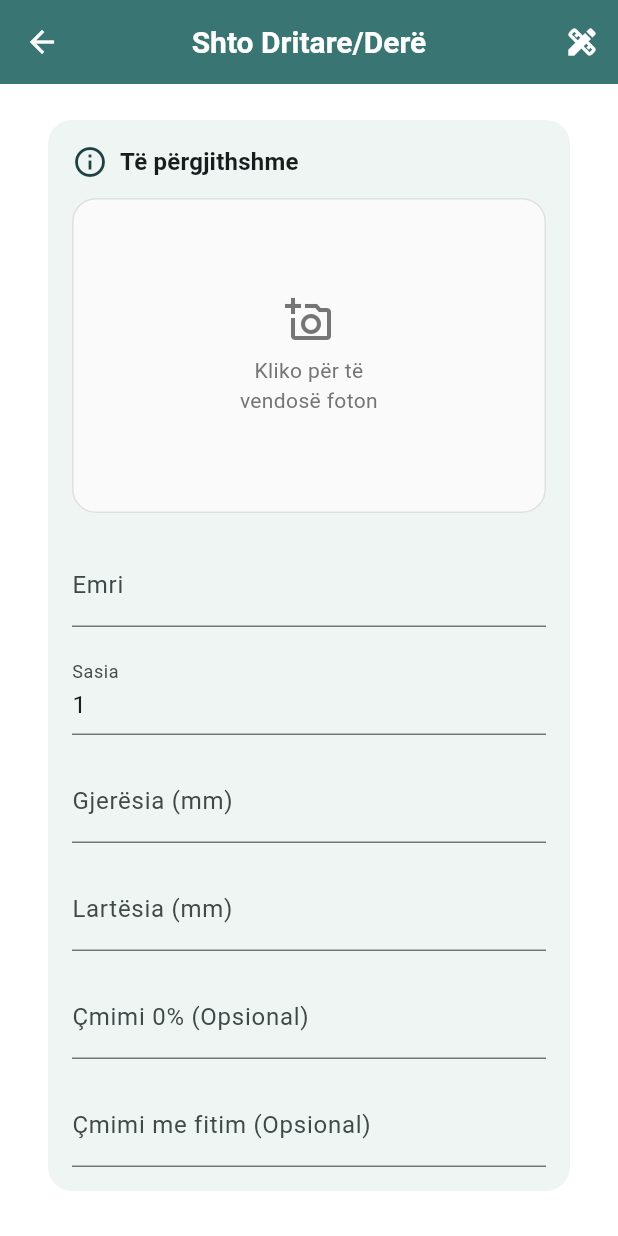
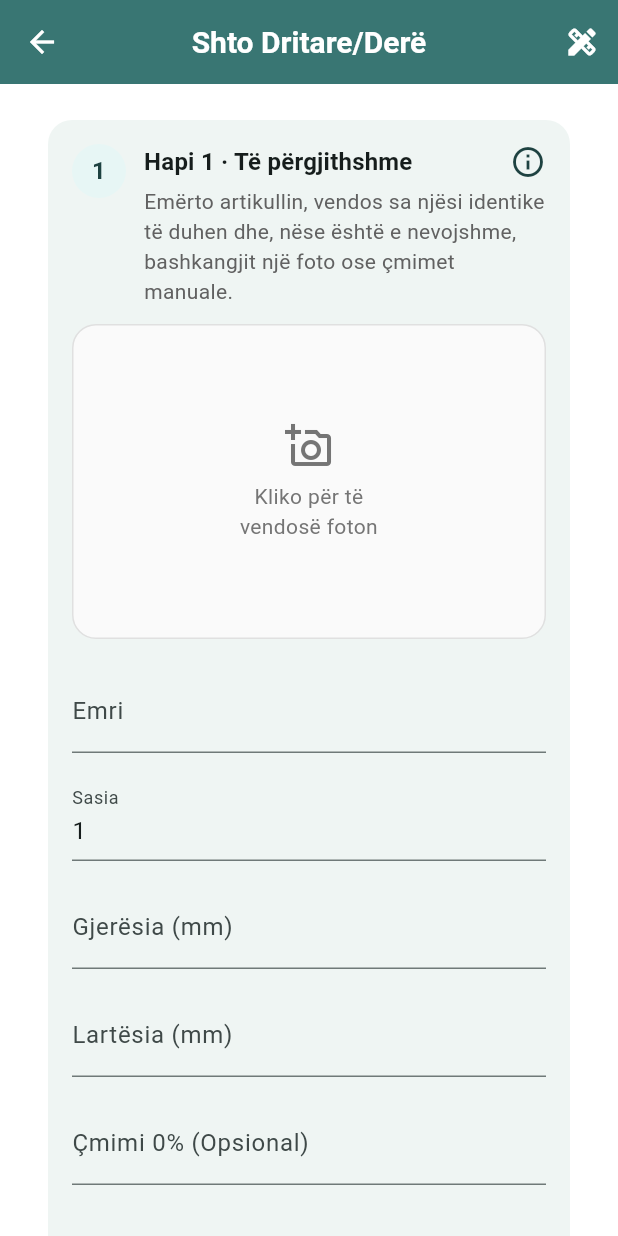
Before and after one commit to drilonkrivaqa/crystal_upvc, a Flutter app: the WindowDoorItemPage screen opened directly with empty values, on a phone screen of 412 x 824 dp. Run offline on Flutter 3.47's test engine with Material 3 defaults, Android fonts, the phone set to English and light mode, and no system bars; our stand-ins replace file_picker, flutter_animate, hive, hive_flutter, image_picker, pdf and 1 more; accounts and stored records are empty.

Commit message:
Improve window/door entry UX and add pieces support

```diff
--- a/lib/l10n/app_localizations.dart
+++ b/lib/l10n/app_localizations.dart
@@ -182,7 +182,7 @@ class AppLocalizations {
           'Shkruaj dimensionet dhe sektorët për t\'i krijuar menjëherë',
       'bulkAddDialogTitle': 'Shto disa dritare/dyer',
       'bulkAddDialogDescription':
-          'Shkruani gjerësinë, lartësinë, sektorët vertikal dhe horizontal dhe sasinë opsionale në çdo rresht (shembull: {example}).',
+          'Shkruani gjerësinë, lartësinë, seksionet vertikale, seksionet horizontale, copat dhe opsionalisht sasinë për çdo rresht (shembull: {example}).',
       'bulkAddDialogNamePrefix': 'Prefiksi i emrit',
       'bulkAddDialogItemsLabel': 'Artikujt (nga një për rresht)',
       'bulkAddDialogInvalidLine': 'Rreshti nuk u lexua: {line}',
@@ -198,6 +198,18 @@ class AppLocalizations {
       'widthMm': 'Gjerësia (mm)',
       'heightMm': 'Lartësia (mm)',
       'quantity': 'Sasia',
+      'windowDoorStepLabel': 'Hapi {number}',
+      'windowDoorGeneralHelp':
+          'Emërto artikullin, vendos sa njësi identike të duhen dhe, nëse është e nevojshme, bashkangjit një foto ose çmimet manuale.',
+      'windowDoorLayoutHelp':
+          'Përshtat planimetrinë e dritares apo derës. Zgjidh sa seksione vertikale dhe horizontale duhen dhe shiko paraprakisht rrjetën më poshtë.',
+      'windowDoorCatalogHelp':
+          'Zgjidh profilin, xhamin dhe opsionet shtesë që oferta të ketë materialet e sakta.',
+      'windowDoorExtrasHelp':
+          'Shto ekstra, tarifa shtesë ose shënime që duhet të shfaqen në ofertë.',
+      'windowDoorPiecesLabel': 'Copa',
+      'windowDoorPiecesHelp':
+          'Sa copa do të prodhohen për këtë artikull (p.sh. gjithsej krahë ose nën-elemente).',
       'basePriceOptional': 'Çmimi 0% (Opsional)',
       'priceOptional': 'Çmimi me fitim (Opsional)',
       'verticalSections': 'Sektorë Vertikal',
@@ -404,7 +416,7 @@ class AppLocalizations {
           'Enter sizes and sections to generate items instantly',
       'bulkAddDialogTitle': 'Add multiple windows/doors',
       'bulkAddDialogDescription':
-          'Enter width, height, vertical sections, horizontal sections, and optional quantity per line (example: {example}).',
+          'Enter width, height, vertical sections, horizontal sections, pieces, and optional quantity per line (example: {example}).',
       'bulkAddDialogNamePrefix': 'Name prefix',
       'bulkAddDialogItemsLabel': 'Items (one per line)',
       'bulkAddDialogInvalidLine': 'Could not read: {line}',
@@ -420,6 +432,18 @@ class AppLocalizations {
       'widthMm': 'Width (mm)',
       'heightMm': 'Height (mm)',
       'quantity': 'Quantity',
+      'windowDoorStepLabel': 'Step {number}',
+      'windowDoorGeneralHelp':
+          'Name the item, set how many identical units you need, and optionally attach a photo or manual prices.',
+      'windowDoorLayoutHelp':
+          'Adjust the layout of the window or door. Choose how many vertical and horizontal sections you need, then review the grid preview below.',
+      'windowDoorCatalogHelp':
+          'Pick the correct profile, glass, and optional extras so the offer reflects the right materials.',
+      'windowDoorExtrasHelp':
+          'Add optional extras, surcharges, or notes that should appear in the offer.',
+      'windowDoorPiecesLabel': 'Pieces',
+      'windowDoorPiecesHelp':
+          'How many pieces will be produced for this item (for example, total sashes or sub-elements).',
       'basePriceOptional': 'Price 0% (Optional)',
       'priceOptional': 'Price with profit (Optional)',
       'verticalSections': 'Vertical Sections',
@@ -618,6 +642,19 @@ class AppLocalizations {
       'withProfit': 'Mit Gewinn',
       'totalProfit': 'Gesamtgewinn',
       'addWindowDoor': 'Fenster/Tür hinzufügen',
+      'bulkAddAction': 'Mehrere Fenster/Türen hinzufügen',
+      'bulkAddActionSubtitle':
+          'Maße und Sektionen eingeben, um Elemente sofort zu erzeugen',
+      'bulkAddDialogTitle': 'Mehrere Fenster/Türen hinzufügen',
+      'bulkAddDialogDescription':
+          'Geben Sie Breite, Höhe, vertikale Sektionen, horizontale Sektionen, Stückzahl und optional die Menge pro Zeile ein (Beispiel: {example}).',
+      'bulkAddDialogNamePrefix': 'Namenspräfix',
+      'bulkAddDialogItemsLabel': 'Elemente (je Zeile eines)',
+      'bulkAddDialogInvalidLine': 'Konnte nicht lesen: {line}',
+      'bulkAddDialogNoItems':
+          'Bitte zuerst mindestens ein gültiges Element eingeben.',
+      'bulkAddSnackSuccess': '{count} Elemente hinzugefügt.',
+      'bulkAddDialogDefaultPrefix': 'Element',
       'editWindowDoor': 'Fenster/Tür bearbeiten',
       'designWindowDoor': 'Fenster/Tür entwerfen',
       'designImageAttached': 'Designbild angehängt',
@@ -626,6 +663,18 @@ class AppLocalizations {
       'widthMm': 'Breite (mm)',
       'heightMm': 'Höhe (mm)',
       'quantity': 'Menge',
+      'windowDoorStepLabel': 'Schritt {number}',
+      'windowDoorGeneralHelp':
+          'Benennen Sie das Element, legen Sie fest, wie viele identische Einheiten Sie benötigen, und fügen Sie bei Bedarf ein Foto oder manuelle Preise hinzu.',
+      'windowDoorLayoutHelp':
+          'Passen Sie das Layout des Fensters oder der Tür an. Wählen Sie, wie viele vertikale und horizontale Felder benötigt werden, und prüfen Sie anschließend die Rastervorschau.',
+      'windowDoorCatalogHelp':
+          'Wählen Sie das passende Profil, Glas und optionale Extras, damit das Angebot die richtigen Materialien enthält.',
+      'windowDoorExtrasHelp':
+          'Fügen Sie optionale Extras, Zuschläge oder Notizen hinzu, die im Angebot erscheinen sollen.',
+      'windowDoorPiecesLabel': 'Stücke',
+      'windowDoorPiecesHelp':
+          'Wie viele Stücke für dieses Element gefertigt werden (z. B. gesamte Flügel oder Unterelemente).',
       'basePriceOptional': 'Preis 0% (Optional)',
       'priceOptional': 'Preis mit Gewinn (Optional)',
       'verticalSections': 'Vertikale Sektoren',
@@ -827,6 +876,19 @@ class AppLocalizations {
       'totalWithoutProfit': 'Total sans bénéfice (0 %)',
       'withProfit': 'Avec bénéfice',
       'totalProfit': 'Bénéfice total',
+      'bulkAddAction': 'Ajouter plusieurs fenêtres/portes',
+      'bulkAddActionSubtitle':
+          'Saisissez les dimensions et sections pour créer instantanément des éléments',
+      'bulkAddDialogTitle': 'Ajouter plusieurs fenêtres/portes',
+      'bulkAddDialogDescription':
+          'Saisissez largeur, hauteur, sections verticales, sections horizontales, pièces et, en option, la quantité par ligne (exemple : {example}).',
+      'bulkAddDialogNamePrefix': 'Préfixe du nom',
+      'bulkAddDialogItemsLabel': 'Éléments (un par ligne)',
+      'bulkAddDialogInvalidLine': 'Lecture impossible : {line}',
+      'bulkAddDialogNoItems':
+          'Veuillez saisir au moins un élément valide.',
+      'bulkAddSnackSuccess': '{count} éléments ajoutés.',
+      'bulkAddDialogDefaultPrefix': 'Élément',
       'addWindowDoor': 'Ajouter Fenêtre/Porte',
       'editWindowDoor': 'Modifier Fenêtre/Porte',
       'designWindowDoor': 'Concevoir fenêtre/porte',
@@ -836,6 +898,18 @@ class AppLocalizations {
       'widthMm': 'Largeur (mm)',
       'heightMm': 'Hauteur (mm)',
       'quantity': 'Quantité',
+      'windowDoorStepLabel': 'Étape {number}',
+      'windowDoorGeneralHelp':
+          'Nommez l’élément, indiquez combien d’unités identiques vous souhaitez et ajoutez au besoin une photo ou des prix manuels.',
+      'windowDoorLayoutHelp':
+          'Ajustez la disposition de la fenêtre ou de la porte. Choisissez le nombre de sections verticales et horizontales, puis vérifiez l’aperçu de la grille ci-dessous.',
+      'windowDoorCatalogHelp':
+          'Sélectionnez le profil, le vitrage et les options nécessaires pour que l’offre reflète les bons matériaux.',
+      'windowDoorExtrasHelp':
+          'Ajoutez des options, suppléments ou notes à faire apparaître dans l’offre.',
+      'windowDoorPiecesLabel': 'Pièces',
+      'windowDoorPiecesHelp':
+          'Nombre de pièces à produire pour cet élément (par exemple total des ouvrants ou sous-éléments).',
       'basePriceOptional': 'Prix 0 % (Optionnel)',
       'priceOptional': 'Prix avec profit (Optionnel)',
       'verticalSections': 'Sections verticales',
@@ -1042,7 +1116,7 @@ class AppLocalizations {
           'Inserisci dimensioni e settori per generarli subito',
       'bulkAddDialogTitle': 'Aggiungi più finestre/porte',
       'bulkAddDialogDescription':
-          'Inserisci larghezza, altezza, settori verticali, settori orizzontali e quantità opzionale per riga (esempio: {example}).',
+          'Inserisci larghezza, altezza, settori verticali, settori orizzontali, pezzi e opzionalmente la quantità per riga (esempio: {example}).',
       'bulkAddDialogNamePrefix': 'Prefisso del nome',
       'bulkAddDialogItemsLabel': 'Elementi (uno per riga)',
       'bulkAddDialogInvalidLine': 'Impossibile leggere: {line}',
@@ -1057,6 +1131,18 @@ class AppLocalizations {
       'widthMm': 'Larghezza (mm)',
       'heightMm': 'Altezza (mm)',
       'quantity': 'Quantità',
+      'windowDoorStepLabel': 'Fase {number}',
+      'windowDoorGeneralHelp':
+          'Assegna un nome all’elemento, indica quante unità identiche servono e, se necessario, allega una foto o prezzi manuali.',
+      'windowDoorLayoutHelp':
+          'Configura il layout della finestra o della porta. Scegli quante sezioni verticali e orizzontali servono e controlla l’anteprima della griglia in basso.',
+      'windowDoorCatalogHelp':
+          'Seleziona il profilo, il vetro e gli extra opzionali corretti così che l’offerta riporti i materiali giusti.',
+      'windowDoorExtrasHelp':
+          'Aggiungi eventuali extra, sovrapprezzi o note da mostrare nell’offerta.',
+      'windowDoorPiecesLabel': 'Pezzi',
+      'windowDoorPiecesHelp':
+          'Quanti pezzi verranno prodotti per questo elemento (ad esempio telai o sotto-elementi totali).',
       'basePriceOptional': 'Prezzo 0% (Opzionale)',
       'priceOptional': 'Prezzo con profitto (Opzionale)',
       'verticalSections': 'Sezioni verticali',
@@ -1324,6 +1410,14 @@ class AppLocalizations {
   String get widthMm => _t('widthMm');
   String get heightMm => _t('heightMm');
   String get quantity => _t('quantity');
+  String windowDoorStepLabel(int number) =>
+      _t('windowDoorStepLabel').replaceAll('{number}', '$number');
+  String get windowDoorGeneralHelp => _t('windowDoorGeneralHelp');
+  String get windowDoorLayoutHelp => _t('windowDoorLayoutHelp');
+  String get windowDoorCatalogHelp => _t('windowDoorCatalogHelp');
+  String get windowDoorExtrasHelp => _t('windowDoorExtrasHelp');
+  String get windowDoorPiecesLabel => _t('windowDoorPiecesLabel');
+  String get windowDoorPiecesHelp => _t('windowDoorPiecesHelp');
   String get basePriceOptional => _t('basePriceOptional');
   String get priceOptional => _t('priceOptional');
   String get verticalSections => _t('verticalSections');
--- a/lib/models.dart
+++ b/lib/models.dart
@@ -207,6 +207,8 @@ class WindowDoorItem extends HiveObject {
   int height; // in mm
   @HiveField(3)
   int quantity;
+  @HiveField(30)
+  int pieces;
   @HiveField(4)
   int profileSetIndex;
   @HiveField(5)
@@ -280,6 +282,7 @@ class WindowDoorItem extends HiveObject {
     this.extra1Desc,
     this.extra2Desc,
     this.notes,
+    this.pieces = 1,
     this.verticalSections = 1,
     this.horizontalSections = 1,
     List<bool>? fixedSectors,
@@ -480,6 +483,7 @@ class WindowDoorItem extends HiveObject {
       mechanismIndex: mechanismIndex,
       accessoryIndex: accessoryIndex,
       openings: openings,
+      pieces: pieces,
       photoPath: photoPath,
       photoBytes: photoBytes != null
           ? Uint8List.fromList(photoBytes!)
--- a/lib/pages/offer_detail_page.dart
+++ b/lib/pages/offer_detail_page.dart
@@ -194,7 +194,7 @@ class _OfferDetailPageState extends State<OfferDetailPage> {
                           },
                           title: Text(item.name),
                           subtitle: Text(
-                              '${item.width} x ${item.height} mm • ${item.quantity} ${l10n.pcs}'),
+                              '${item.width} x ${item.height} mm • ${item.pieces} ${l10n.windowDoorPiecesLabel} • ${item.quantity} ${l10n.pcs}'),
                           controlAffinity: ListTileControlAffinity.leading,
                         );
                       },
@@ -895,7 +895,8 @@ class _OfferDetailPageState extends State<OfferDetailPage> {
                 subtitle: Text(() {
                   final sb = StringBuffer();
                   sb.writeln('Size: ${item.width} x ${item.height} mm');
-                  sb.writeln('Pcs: ${item.quantity}');
+                  sb.writeln('${l10n.pdfPieces} ${item.quantity}');
+                  sb.writeln('${l10n.windowDoorPiecesLabel}: ${item.pieces}');
                   sb.writeln('Profile: ${profileSet.name}');
                   sb.writeln('Glass: ${glass.name}');
                   sb.writeln(
@@ -1307,7 +1308,7 @@ class _OfferDetailPageState extends State<OfferDetailPage> {
                     children: [
                       Text(
                         l10n.bulkAddDialogDescription(
-                          '1200,1400,2,1,2',
+                          '1200,1400,2,1,6,2',
                         ),
                       ),
                       const SizedBox(height: 12),
@@ -1420,7 +1421,7 @@ class _OfferDetailPageState extends State<OfferDetailPage> {
           .allMatches(line)
           .map((match) => int.parse(match.group(0)!))
           .toList();
-      if (numbers.length < 4) {
+      if (numbers.length < 5) {
         throw FormatException(l10n.bulkAddDialogInvalidLine(line));
       }
 
@@ -1428,12 +1429,16 @@ class _OfferDetailPageState extends State<OfferDetailPage> {
       final height = numbers[1];
       final vertical = numbers[2];
       final horizontal = numbers[3];
-      final quantity = numbers.length >= 5 ? numbers[4] : 1;
+      final pieces = numbers[4];
+      final quantity = numbers.length >= 6 ? numbers[5] : 1;
 
       if (width <= 0 || height <= 0 || vertical <= 0 || horizontal <= 0) {
         throw FormatException(l10n.bulkAddDialogInvalidLine(line));
       }
       if (quantity <= 0) {
+        throw FormatException(l10n.bulkAddDialogInvalidLine(line));
+      }
+      if (pieces <= 0) {
         throw FormatException(l10n.bulkAddDialogInvalidLine(line));
       }
 
@@ -1457,6 +1462,7 @@ class _OfferDetailPageState extends State<OfferDetailPage> {
           width: width,
           height: height,
           quantity: quantity,
+          pieces: pieces,
           profileSetIndex: profileIndex,
           glassIndex: glassIndex,
           openings:
--- a/lib/pages/window_door_item_page.dart
+++ b/lib/pages/window_door_item_page.dart
@@ -36,6 +36,7 @@ class _WindowDoorItemPageState extends State<WindowDoorItemPage> {
   late TextEditingController widthController;
   late TextEditingController heightController;
   late TextEditingController quantityController;
+  late TextEditingController piecesController;
   late TextEditingController verticalController;
   late TextEditingController horizontalController;
   late TextEditingController priceController;
@@ -104,6 +105,8 @@ class _WindowDoorItemPageState extends State<WindowDoorItemPage> {
         text: widget.existingItem?.height.toString() ?? '');
     quantityController = TextEditingController(
         text: widget.existingItem?.quantity.toString() ?? '1');
+    piecesController = TextEditingController(
+        text: (widget.existingItem?.pieces ?? 1).toString());
     verticalController = TextEditingController(
         text: widget.existingItem?.verticalSections.toString() ?? '1');
     horizontalController = TextEditingController(
@@ -235,6 +238,9 @@ class _WindowDoorItemPageState extends State<WindowDoorItemPage> {
     final quantityLabel = quantityController.text.trim().isEmpty
         ? '1'
         : quantityController.text.trim();
+    final piecesLabel = piecesController.text.trim().isEmpty
+        ? '1'
+        : piecesController.text.trim();
 
     return WillPopScope(
         onWillPop: _onWillPop,
@@ -327,8 +333,11 @@ class _WindowDoorItemPageState extends State<WindowDoorItemPage> {
                       children: [
                         _buildSectionTitle(
                           context,
-                          l10n.catalogSectionGeneral,
-                          Icons.info_outline,
+                          l10n,
+                          step: 1,
+                          title: l10n.catalogSectionGeneral,
+                          description: l10n.windowDoorGeneralHelp,
+                          icon: Icons.info_outline,
                         ),
                         const SizedBox(height: 12),
                         _buildPhotoPicker(context, l10n),
@@ -376,8 +385,11 @@ class _WindowDoorItemPageState extends State<WindowDoorItemPage> {
                       children: [
                         _buildSectionTitle(
                           context,
-                          l10n.pdfDimensions.replaceAll(':', '').trim(),
-                          Icons.straighten,
+                          l10n,
+                          step: 2,
+                          title: l10n.pdfDimensions.replaceAll(':', '').trim(),
+                          description: l10n.windowDoorLayoutHelp,
+                          icon: Icons.straighten,
                         ),
                         const SizedBox(height: 12),
                         Wrap(
@@ -391,6 +403,10 @@ class _WindowDoorItemPageState extends State<WindowDoorItemPage> {
                             _buildInfoChip(
                               Icons.view_stream,
                               '${l10n.horizontalSections}: $horizontalLabel',
+                            ),
+                            _buildInfoChip(
+                              Icons.widgets_outlined,
+                              '${l10n.windowDoorPiecesLabel}: $piecesLabel',
                             ),
                             _buildInfoChip(
                               Icons.format_list_numbered,
@@ -412,6 +428,15 @@ class _WindowDoorItemPageState extends State<WindowDoorItemPage> {
                                   labelText: l10n.horizontalSections),
                               keyboardType: TextInputType.number,
                               onChanged: (_) => _updateGrid()),
+                          TextField(
+                            controller: piecesController,
+                            decoration: InputDecoration(
+                              labelText: l10n.windowDoorPiecesLabel,
+                              helperText: l10n.windowDoorPiecesHelp,
+                              helperMaxLines: 2,
+                            ),
+                            keyboardType: TextInputType.number,
+                          ),
                         ]),
                         const SizedBox(height: 16),
                         ClipRRect(
@@ -434,8 +459,11 @@ class _WindowDoorItemPageState extends State<WindowDoorItemPage> {
                       children: [
                         _buildSectionTitle(
                           context,
-                          l10n.catalogsTitle,
-                          Icons.view_list,
+                          l10n,
+                          step: 3,
+                          title: l10n.catalogsTitle,
+                          description: l10n.windowDoorCatalogHelp,
+                          icon: Icons.view_list,
                         ),
                         const SizedBox(height: 16),
                         _buildFormGrid([
@@ -553,8 +581,11 @@ class _WindowDoorItemPageState extends State<WindowDoorItemPage> {
                       children: [
                         _buildSectionTitle(
                           context,
-                          l10n.pdfExtra,
-                          Icons.add_circle_outline,
+                          l10n,
+                          step: 4,
+                          title: l10n.pdfExtra,
+                          description: l10n.windowDoorExtrasHelp,
+                          icon: Icons.add_circle_outline,
                         ),
                         const SizedBox(height: 16),
                         _buildFormGrid([
@@ -656,18 +687,55 @@ class _WindowDoorItemPageState extends State<WindowDoorItemPage> {
     );
   }
 
-  Widget _buildSectionTitle(BuildContext context, String title, IconData icon) {
-    final textStyle = Theme.of(context).textTheme.titleMedium?.copyWith(
-          fontWeight: FontWeight.w600,
-        );
+  Widget _buildSectionTitle(
+    BuildContext context,
+    AppLocalizations l10n, {
+    required int step,
+    required String title,
+    required String description,
+    required IconData icon,
+  }) {
+    final theme = Theme.of(context);
+    final titleStyle =
+        theme.textTheme.titleMedium?.copyWith(fontWeight: FontWeight.w600);
+    final subtitleStyle =
+        theme.textTheme.bodyMedium?.copyWith(color: Colors.grey.shade700);
     return Row(
+      crossAxisAlignment: CrossAxisAlignment.start,
       children: [
-        Icon(icon, color: AppColors.primaryDark),
-        const SizedBox(width: 8),
+        CircleAvatar(
+          radius: 18,
+          backgroundColor: AppColors.primaryLight,
+          child: Text(
+            '$step',
+            style: theme.textTheme.titleMedium?.copyWith(
+              color: AppColors.primaryDark,
+              fontWeight: FontWeight.bold,
+            ),
+          ),
+        ),
+        const SizedBox(width: 12),
         Expanded(
-          child: Text(
-            title,
-            style: textStyle,
+          child: Column(
+            crossAxisAlignment: CrossAxisAlignment.start,
+            children: [
+              Row(
+                children: [
+                  Expanded(
+                    child: Text(
+                      '${l10n.windowDoorStepLabel(step)} · $title',
+                      style: titleStyle,
+                    ),
+                  ),
+                  Icon(icon, color: AppColors.primaryDark),
+                ],
+              ),
+              const SizedBox(height: 4),
+              Text(
+                description,
+                style: subtitleStyle,
+              ),
+            ],
           ),
         ),
       ],
@@ -762,6 +830,7 @@ class _WindowDoorItemPageState extends State<WindowDoorItemPage> {
     final width = int.tryParse(widthController.text) ?? 0;
     final height = int.tryParse(heightController.text) ?? 0;
     final quantity = int.tryParse(quantityController.text) ?? 1;
+    final pieces = int.tryParse(piecesController.text) ?? 1;
     _ensureGridSize();
     final openings = rowFixedSectors.fold<int>(
         0,
@@ -770,7 +839,7 @@ class _WindowDoorItemPageState extends State<WindowDoorItemPage> {
     final mPrice = double.tryParse(priceController.text);
     final mBasePrice = double.tryParse(basePriceController.text);
 
-    if (name.isEmpty || width <= 0 || height <= 0) {
+    if (name.isEmpty || width <= 0 || height <= 0 || pieces <= 0) {
       ScaffoldMessenger.of(context).showSnackBar(
         SnackBar(content: Text(l10n.fillAllRequired)),
       );
@@ -809,6 +878,7 @@ class _WindowDoorItemPageState extends State<WindowDoorItemPage> {
         width: width,
         height: height,
         quantity: quantity,
+        pieces: pieces,
         profileSetIndex: profileSetIndex,
         glassIndex: glassIndex,
         blindIndex: blindIndex,
@@ -1459,6 +1529,7 @@ class _WindowDoorItemPageState extends State<WindowDoorItemPage> {
     widthController.dispose();
     heightController.dispose();
     quantityController.dispose();
+    piecesController.dispose();
     verticalController.dispose();
     horizontalController.dispose();
     priceController.dispose();
--- a/lib/pdf/offer_pdf.dart
+++ b/lib/pdf/offer_pdf.dart
@@ -363,6 +363,8 @@ Future<void> printOfferPdf({
             pw.SizedBox(height: 2),
             pw.Text('${l10n.pdfDimensions} ${item.width} x ${item.height} mm'),
             pw.Text('${l10n.pdfPieces} ${item.quantity}'),
+            if (item.pieces > 0)
+              pw.Text('${l10n.windowDoorPiecesLabel}: ${item.pieces}'),
             pw.Text('${l10n.pdfProfileType} ${profile.name}'),
             pw.Text('${l10n.pdfGlass} ${glass.name}'),
             if (blind != null) pw.Text('${l10n.pdfBlind} ${blind.name}'),
```
Also changed, not shown: lib/models.g.dart.
